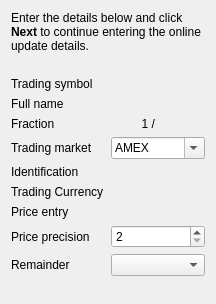
KDE/kmymoney, file kmymoney/wizards/newinvestmentwizard/kinvestmentdetailswizardpagedecl.ui: the form before one commit.
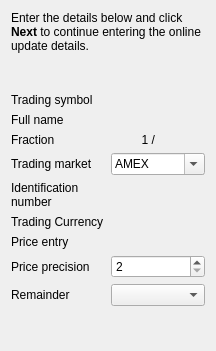
The form after the commit. Custom widgets are drawn as their Qt base class.

Diff of the .ui file:
```diff
--- a/kmymoney/wizards/newinvestmentwizard/kinvestmentdetailswizardpagedecl.ui
+++ b/kmymoney/wizards/newinvestmentwizard/kinvestmentdetailswizardpagedecl.ui
@@ -7,7 +7,7 @@
     <x>0</x>
     <y>0</y>
     <width>216</width>
-    <height>304</height>
+    <height>351</height>
    </rect>
   </property>
   <property name="title">
@@ -58,7 +58,8 @@
      <item row="4" column="0">
       <widget class="QLabel" name="textLabel1_2">
        <property name="text">
-        <string>Identification</string>
+        <string>Identification
+number</string>
        </property>
        <property name="wordWrap">
         <bool>false</bool>
```
